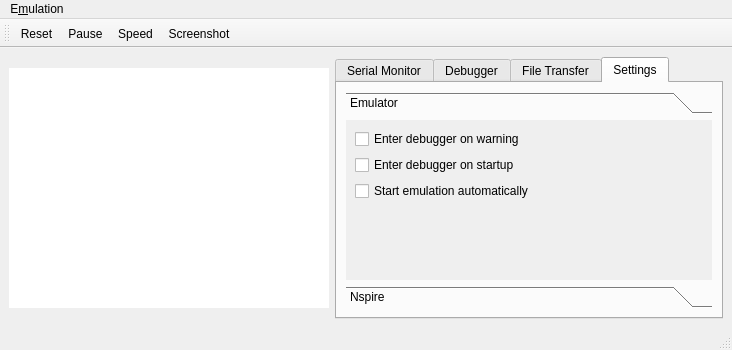
The window that mainwindow.ui (nspire-emus/firebird) describes before a commit, drawn with Qt 5.
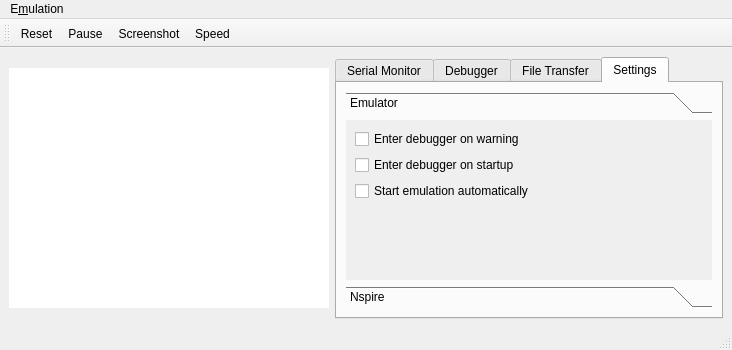
The same window after the commit. Custom widgets are drawn as their Qt base class.

Commit message:
Move Speed indicator to the right
-Also fix newline in error message

```diff
--- a/mainwindow.ui
+++ b/mainwindow.ui
@@ -402,8 +402,8 @@
    </attribute>
    <addaction name="actionReset"/>
    <addaction name="actionPause"/>
-   <addaction name="actionSpeed"/>
    <addaction name="actionScreenshot"/>
+   <addaction name="actionSpeed"/>
   </widget>
   <action name="actionReset">
    <property name="text">
```
The commit also changes 1 other file.
